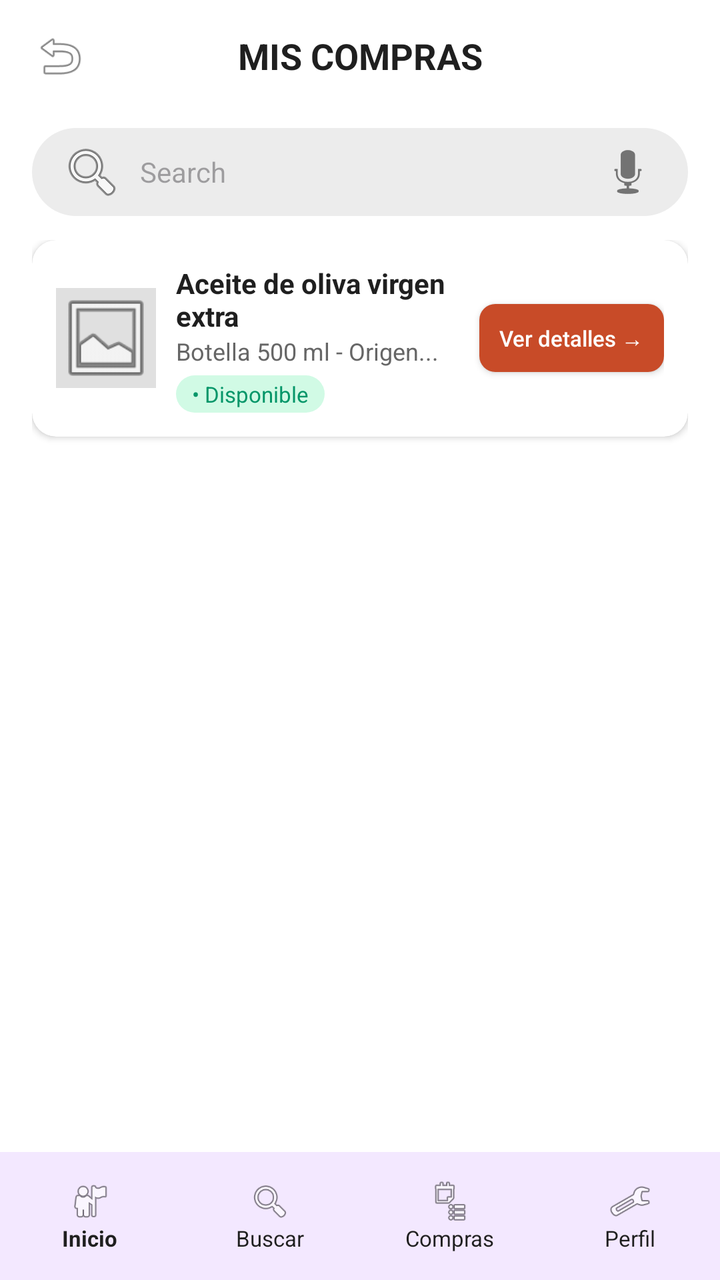
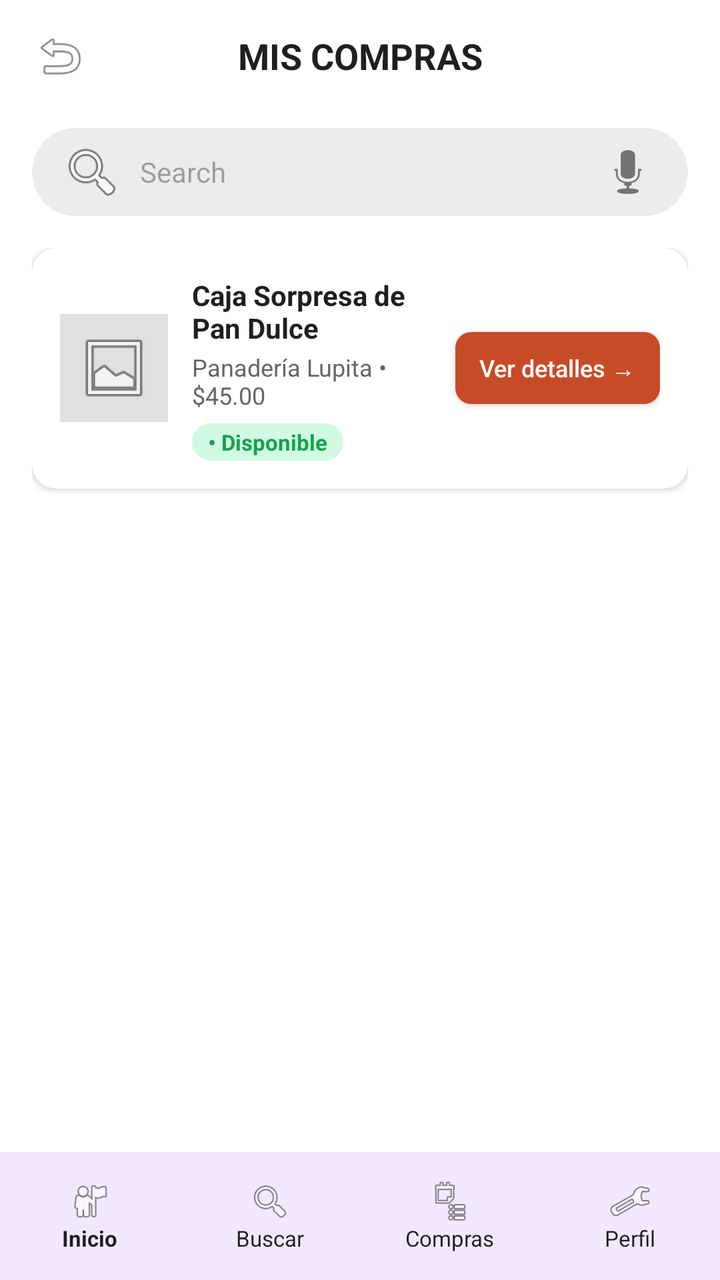

Compare the two renders of this Android layout. The source of the first and the diff that turns it into the second are given below.
<!-- AndroidManifest.xml: application theme Theme.Material3.DayNight.NoActionBar -->
<!-- res/layout/activity_main8.xml -->
<?xml version="1.0" encoding="utf-8"?>
<androidx.constraintlayout.widget.ConstraintLayout xmlns:android="http://schemas.android.com/apk/res/android"
    xmlns:app="http://schemas.android.com/apk/res-auto"
    android:layout_width="match_parent"
    android:layout_height="match_parent"
    android:background="@color/blanco">

    <LinearLayout
        android:id="@+id/topBar"
        android:layout_width="match_parent"
        android:layout_height="56dp"
        android:gravity="center_vertical"
        android:orientation="horizontal"
        android:paddingHorizontal="16dp"
        app:layout_constraintTop_toTopOf="parent">

        <ImageView
            android:id="@+id/btnBack"
            android:layout_width="28dp"
            android:layout_height="28dp"
            android:src="@android:drawable/ic_menu_revert" />

        <TextView
            android:layout_width="0dp"
            android:layout_height="wrap_content"
            android:layout_marginEnd="28dp"
            android:layout_weight="1"
            android:gravity="center"
            android:text="MIS COMPRAS"
            android:textColor="@color/texto_oscuro"
            android:textSize="18sp"
            android:textStyle="bold" />
    </LinearLayout>

    <EditText
        android:id="@+id/etBuscarCompras"
        android:layout_width="0dp"
        android:layout_height="44dp"
        android:layout_marginHorizontal="16dp"
        android:layout_marginTop="8dp"
        android:background="@drawable/bg_buscador"
        android:drawableStart="@android:drawable/ic_menu_search"
        android:drawableEnd="@android:drawable/ic_btn_speak_now"
        android:drawablePadding="8dp"
        android:hint="Search"
        android:paddingHorizontal="14dp"
        android:textSize="14sp"
        app:layout_constraintEnd_toEndOf="parent"
        app:layout_constraintStart_toStartOf="parent"
        app:layout_constraintTop_toBottomOf="@id/topBar" />

    <ScrollView
        android:layout_width="match_parent"
        android:layout_height="0dp"
        android:layout_marginTop="12dp"
        android:paddingHorizontal="16dp"
        app:layout_constraintBottom_toTopOf="@id/bottomNav"
        app:layout_constraintTop_toBottomOf="@id/etBuscarCompras">

        <LinearLayout
            android:layout_width="match_parent"
            android:layout_height="wrap_content"
            android:orientation="vertical">

            
            <androidx.cardview.widget.CardView
                android:layout_width="match_parent"
                android:layout_height="wrap_content"
                android:layout_marginBottom="12dp"
                app:cardCornerRadius="12dp"
                app:cardElevation="2dp">

                <LinearLayout
                    android:layout_width="match_parent"
                    android:layout_height="wrap_content"
                    android:gravity="center_vertical"
                    android:orientation="horizontal"
                    android:padding="12dp">

                    <ImageView
                        android:layout_width="50dp"
                        android:layout_height="50dp"
                        android:background="@color/gris_placeholder"
                        android:src="@android:drawable/ic_menu_gallery" />

                    <LinearLayout
                        android:layout_width="0dp"
                        android:layout_height="wrap_content"
                        android:layout_marginHorizontal="10dp"
                        android:layout_weight="1"
                        android:orientation="vertical">

                        <TextView
                            android:layout_width="wrap_content"
                            android:layout_height="wrap_content"
                            android:text="Aceite de oliva virgen extra"
                            android:textColor="@color/texto_oscuro"
                            android:textSize="14sp"
                            android:textStyle="bold" />

                        <TextView
                            android:layout_width="wrap_content"
                            android:layout_height="wrap_content"
                            android:text="Botella 500 ml - Origen..."
                            android:textColor="@color/texto_secundario"
                            android:textSize="12sp" />

                        <TextView
                            android:layout_width="wrap_content"
                            android:layout_height="wrap_content"
                            android:layout_marginTop="4dp"
                            android:background="@drawable/bg_badge_verde"
                            android:paddingHorizontal="8dp"
                            android:paddingVertical="2dp"
                            android:text="• Disponible"
                            android:textColor="@color/verde_texto"
                            android:textSize="11sp" />
                    </LinearLayout>

                    <androidx.appcompat.widget.AppCompatButton
                        android:layout_width="wrap_content"
                        android:layout_height="34dp"
                        android:background="@drawable/bg_boton_naranja"
                        android:paddingHorizontal="10dp"
                        android:text="Ver detalles →"
                        android:textAllCaps="false"
                        android:textColor="@color/blanco"
                        android:textSize="11sp" />
                </LinearLayout>
            </androidx.cardview.widget.CardView>
        </LinearLayout>
    </ScrollView>

    <include
        android:id="@+id/bottomNav"
        layout="@layout/layout_bottom_nav"
        android:layout_width="match_parent"
        android:layout_height="64dp"
        app:layout_constraintBottom_toBottomOf="parent" />

</androidx.constraintlayout.widget.ConstraintLayout>
<!-- res/layout/layout_bottom_nav.xml (included above) -->
<?xml version="1.0" encoding="utf-8"?>
<LinearLayout xmlns:android="http://schemas.android.com/apk/res/android"
    android:layout_width="match_parent"
    android:layout_height="64dp"
    android:background="@color/lila_nav"
    android:gravity="center"
    android:orientation="horizontal"
    android:weightSum="4">

    <LinearLayout
        android:id="@+id/navInicio"
        android:layout_width="0dp"
        android:layout_height="match_parent"
        android:layout_weight="1"
        android:gravity="center"
        android:orientation="vertical">
        <ImageView
            android:layout_width="22dp"
            android:layout_height="22dp"
            android:src="@android:drawable/ic_menu_myplaces" />
        <TextView
            android:layout_width="wrap_content"
            android:layout_height="wrap_content"
            android:text="Inicio"
            android:textColor="@color/texto_oscuro"
            android:textSize="11sp"
            android:textStyle="bold" />
    </LinearLayout>

    <LinearLayout
        android:id="@+id/navBuscar"
        android:layout_width="0dp"
        android:layout_height="match_parent"
        android:layout_weight="1"
        android:gravity="center"
        android:orientation="vertical">
        <ImageView
            android:layout_width="22dp"
            android:layout_height="22dp"
            android:src="@android:drawable/ic_menu_search" />
        <TextView
            android:layout_width="wrap_content"
            android:layout_height="wrap_content"
            android:text="Buscar"
            android:textColor="@color/texto_oscuro"
            android:textSize="11sp" />
    </LinearLayout>

    <LinearLayout
        android:id="@+id/navCompras"
        android:layout_width="0dp"
        android:layout_height="match_parent"
        android:layout_weight="1"
        android:gravity="center"
        android:orientation="vertical">
        <ImageView
            android:layout_width="22dp"
            android:layout_height="22dp"
            android:src="@android:drawable/ic_menu_agenda" />
        <TextView
            android:layout_width="wrap_content"
            android:layout_height="wrap_content"
            android:text="Compras"
            android:textColor="@color/texto_oscuro"
            android:textSize="11sp" />
    </LinearLayout>

    <LinearLayout
        android:id="@+id/navPerfil"
        android:layout_width="0dp"
        android:layout_height="match_parent"
        android:layout_weight="1"
        android:gravity="center"
        android:orientation="vertical">
        <ImageView
            android:layout_width="22dp"
            android:layout_height="22dp"
            android:src="@android:drawable/ic_menu_manage" />
        <TextView
            android:layout_width="wrap_content"
            android:layout_height="wrap_content"
            android:text="Perfil"
            android:textColor="@color/texto_oscuro"
            android:textSize="11sp" />
    </LinearLayout>
</LinearLayout>
<!-- resources referenced by this layout -->
<resources>
  <color name="blanco">#FFFFFF</color>
  <color name="gris_placeholder">#E0E0E0</color>
  <color name="lila_nav">#F3E8FF</color>
  <color name="texto_oscuro">#1F1F1F</color>
  <color name="texto_secundario">#666666</color>
  <color name="verde_texto">#059669</color>
  <!-- drawable bg_badge_verde (drawable) -->
  <shape xmlns:android="http://schemas.android.com/apk/res/android">
      <solid android:color="@color/verde_fondo"/>
      <corners android:radius="12dp"/>
  </shape>
  <!-- drawable bg_boton_naranja (drawable) -->
  <shape xmlns:android="http://schemas.android.com/apk/res/android">
      <solid android:color="@color/naranja_primario"/>
      <corners android:radius="8dp"/>
  </shape>
  <!-- drawable bg_buscador (drawable) -->
  <shape xmlns:android="http://schemas.android.com/apk/res/android">
      <solid android:color="@color/gris_fondo"/>
      <corners android:radius="24dp"/>
  </shape>
  <color name="verde_fondo">#D1FAE5</color>
  <color name="naranja_primario">#C84B28</color>
  <color name="gris_fondo">#ECECEC</color>
</resources>

<!-- the commit's change to res/layout/activity_main8.xml (unified diff, before → after) -->
@@ -52,7 +52,7 @@
     <ScrollView
         android:layout_width="match_parent"
         android:layout_height="0dp"
-        android:layout_marginTop="12dp"
+        android:layout_marginTop="16dp"
         android:paddingHorizontal="16dp"
         app:layout_constraintBottom_toTopOf="@id/bottomNav"
         app:layout_constraintTop_toBottomOf="@id/etBuscarCompras">
@@ -64,6 +64,7 @@
 
             
             <androidx.cardview.widget.CardView
+                android:id="@+id/cardCompra1"
                 android:layout_width="match_parent"
                 android:layout_height="wrap_content"
                 android:layout_marginBottom="12dp"
@@ -75,25 +76,26 @@
                     android:layout_height="wrap_content"
                     android:gravity="center_vertical"
                     android:orientation="horizontal"
-                    android:padding="12dp">
+                    android:padding="14dp">
 
                     <ImageView
-                        android:layout_width="50dp"
-                        android:layout_height="50dp"
+                        android:layout_width="54dp"
+                        android:layout_height="54dp"
                         android:background="@color/gris_placeholder"
+                        android:padding="8dp"
                         android:src="@android:drawable/ic_menu_gallery" />
 
                     <LinearLayout
                         android:layout_width="0dp"
                         android:layout_height="wrap_content"
-                        android:layout_marginHorizontal="10dp"
+                        android:layout_marginHorizontal="12dp"
                         android:layout_weight="1"
                         android:orientation="vertical">
 
                         <TextView
                             android:layout_width="wrap_content"
                             android:layout_height="wrap_content"
-                            android:text="Aceite de oliva virgen extra"
+                            android:text="Caja Sorpresa de Pan Dulce"
                             android:textColor="@color/texto_oscuro"
                             android:textSize="14sp"
                             android:textStyle="bold" />
@@ -101,33 +103,38 @@
                         <TextView
                             android:layout_width="wrap_content"
                             android:layout_height="wrap_content"
-                            android:text="Botella 500 ml - Origen..."
+                            android:layout_marginTop="2dp"
+                            android:text="Panadería Lupita • $45.00"
                             android:textColor="@color/texto_secundario"
                             android:textSize="12sp" />
 
                         <TextView
                             android:layout_width="wrap_content"
                             android:layout_height="wrap_content"
-                            android:layout_marginTop="4dp"
-                            android:background="@drawable/bg_badge_verde"
+                            android:layout_marginTop="6dp"
+                            android:background="@drawable/bg_buscador"
+                            android:backgroundTint="@color/verde_fondo"
                             android:paddingHorizontal="8dp"
                             android:paddingVertical="2dp"
                             android:text="• Disponible"
-                            android:textColor="@color/verde_texto"
-                            android:textSize="11sp" />
+                            android:textColor="@color/verde_disponible"
+                            android:textSize="11sp"
+                            android:textStyle="bold" />
                     </LinearLayout>
 
                     <androidx.appcompat.widget.AppCompatButton
+                        android:id="@+id/btnVerDetallesCompra1"
                         android:layout_width="wrap_content"
-                        android:layout_height="34dp"
+                        android:layout_height="36dp"
                         android:background="@drawable/bg_boton_naranja"
-                        android:paddingHorizontal="10dp"
+                        android:paddingHorizontal="12dp"
                         android:text="Ver detalles →"
                         android:textAllCaps="false"
                         android:textColor="@color/blanco"
-                        android:textSize="11sp" />
+                        android:textSize="12sp" />
                 </LinearLayout>
             </androidx.cardview.widget.CardView>
+
         </LinearLayout>
     </ScrollView>
 
<!-- resource entries referenced after the edit -->
@@ -5,12 +5,7 @@
   <color name="lila_nav">#F3E8FF</color>
   <color name="texto_oscuro">#1F1F1F</color>
   <color name="texto_secundario">#666666</color>
-  <color name="verde_texto">#059669</color>
-  <!-- drawable bg_badge_verde (drawable) -->
-  <shape xmlns:android="http://schemas.android.com/apk/res/android">
-      <solid android:color="@color/verde_fondo"/>
-      <corners android:radius="12dp"/>
-  </shape>
+  <color name="verde_disponible">#16A34A</color>
   <!-- drawable bg_boton_naranja (drawable) -->
   <shape xmlns:android="http://schemas.android.com/apk/res/android">
       <solid android:color="@color/naranja_primario"/>
